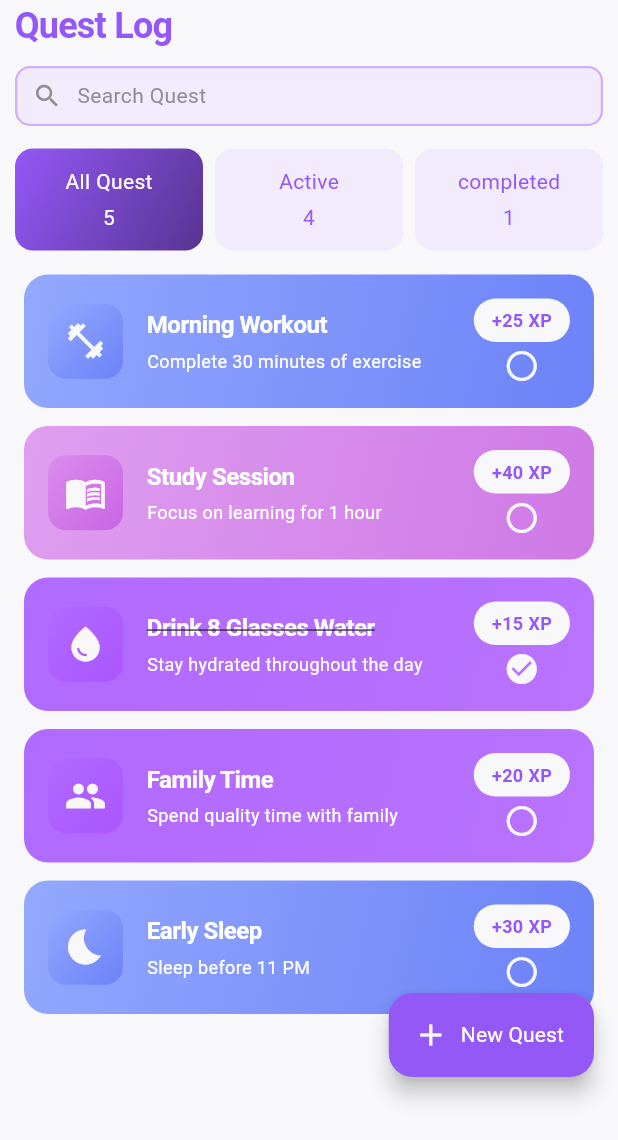
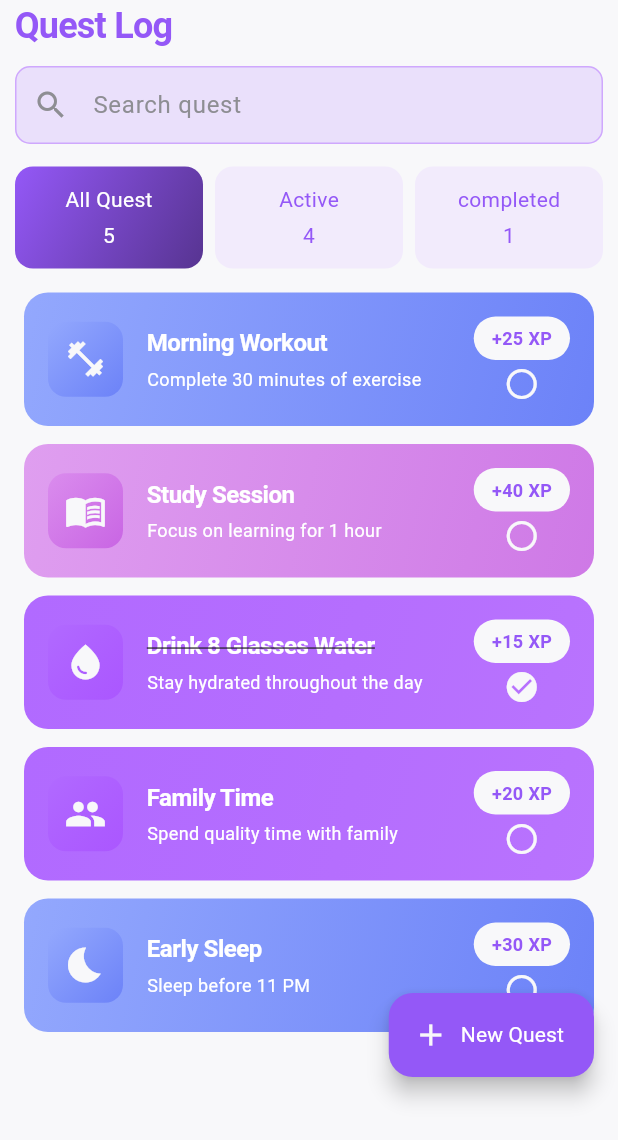
Before and after one commit to Mehreen-siddique/Real_Life_RPG_Overlay, a Flutter app: the QuestListScreen screen opened directly, on a phone screen of 412 x 824 dp. Shown: the top 1140 px of the screen. Run offline on Flutter 3.47's test engine with Material 3 defaults, Android fonts, the phone set to English and light mode, and no system bars; our stand-ins replace font_awesome_flutter, google_fonts; accounts and stored records are empty.

Commit message:
Change the search bar in the quest section.

```diff
--- a/lib/Screens/Quests/QuestList.dart
+++ b/lib/Screens/Quests/QuestList.dart
@@ -54,34 +54,43 @@ class _QuestListScreenState extends State<QuestListScreen>
             'Quest Log',style: AppTextStyles.screenHeading,
           ),
           SizedBox(height: 10,),
-          Container(
-            height: 40,
-            width: double.infinity,
-            decoration: BoxDecoration(
-              color: AppColors.lightBackgroundBox,
-              border: Border.all(
-                  color: AppColors.strokeColor, width: 1.5
-              ),
-              borderRadius: BorderRadius.circular(10),
-            ),
-            child: Row(
-              children: [
-                SizedBox(width: 10,),
-                Icon(
+          TextField(
+            decoration: InputDecoration(
+                hintText: 'Search quest',
+                hintStyle: TextStyle(
+                  color: AppColors.textGray,
+                ),
+
+                prefixIcon: Icon(
                   Icons.search,
                   color: AppColors.textGray,
-                  size: 20,
+                ),
+                filled: true,
+                fillColor: AppColors.lightPurple,
 
+
+                contentPadding: const EdgeInsets.symmetric(
+                  vertical: 14,
+                  horizontal: 20,
                 ),
-                SizedBox(width: 10,),
-                Text(
-                  "Search Quest",
-                  style: AppTextStyles.body,
-                )
+                enabledBorder: OutlineInputBorder(
+                  borderRadius: BorderRadius.circular(10),
+                  borderSide: BorderSide(
+                    color: AppColors.strokeColor,
+                    width: 1,
+                  ),
+                ),
 
-              ],
+              focusedBorder: OutlineInputBorder(
+                borderRadius: BorderRadius.circular(10),
+                borderSide: BorderSide(
+                  color: AppColors.strokeColor,
+                  width: 1.5,
+                ),
+              ),
             ),
           )
+
 
         ],
       ),
```
